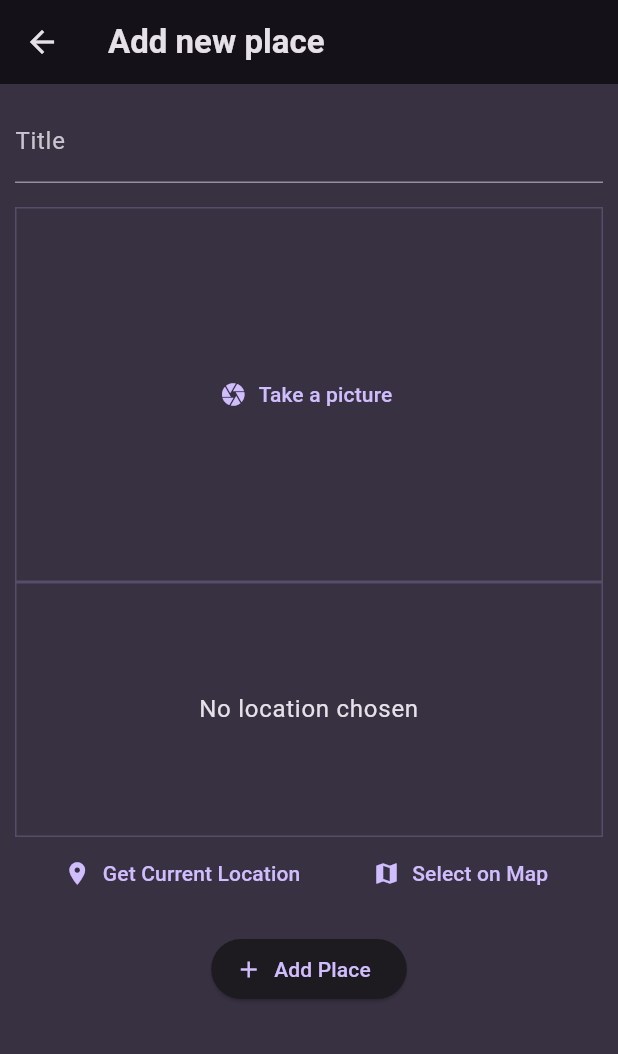
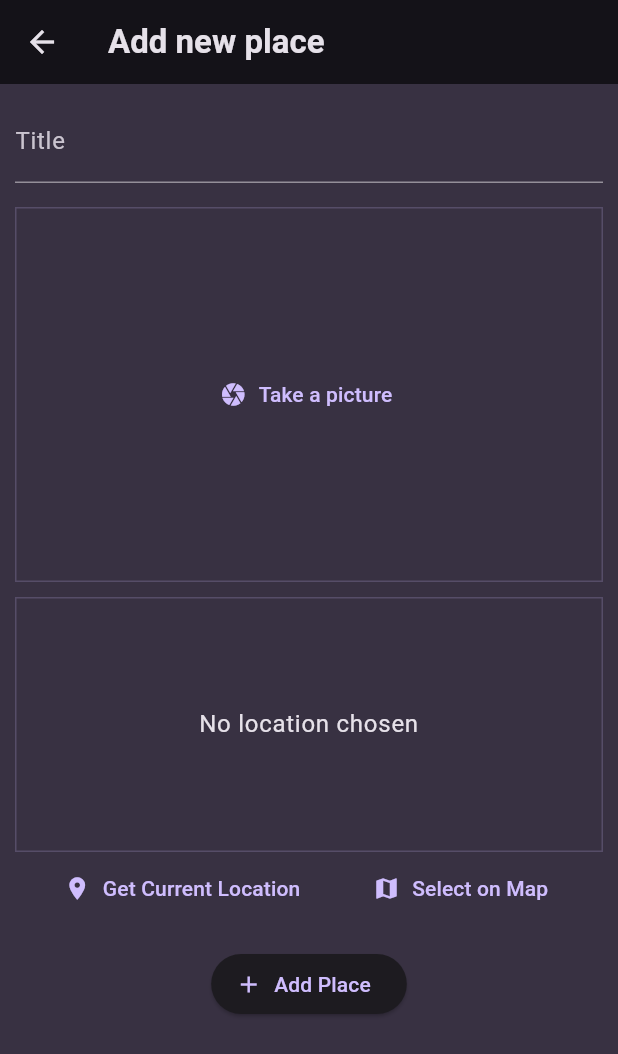
Before and after one commit to maithanhtrong1113/dartCourse, a Flutter app: the AddPlaceScreen screen opened directly, on a phone screen of 412 x 824 dp. Shown: the top 1054 px of the screen. Run offline on Flutter 3.47's test engine with Material 3 defaults, Android fonts, the phone set to English and light mode, and no system bars; our stand-ins replace flutter_riverpod, google_fonts, image_picker, location.

Commit message:
change widgets location_input

```diff
--- a/lib/widgets/location_input.dart
+++ b/lib/widgets/location_input.dart
@@ -99,7 +99,9 @@ class _LocationInputState extends State<LocationInput> {
       previewContent = const CircularProgressIndicator();
     }
 
-    return Column(
+    return Container(
+      margin: const EdgeInsets.only(top: 10),
+      child: Column(
         children: [
           Container(
             height: 170,
@@ -129,6 +131,7 @@ class _LocationInputState extends State<LocationInput> {
             ],
           ),
         ],
+      ),
     );
   }
 }
```
Lines whose indentation alone changed are shown as unchanged.
